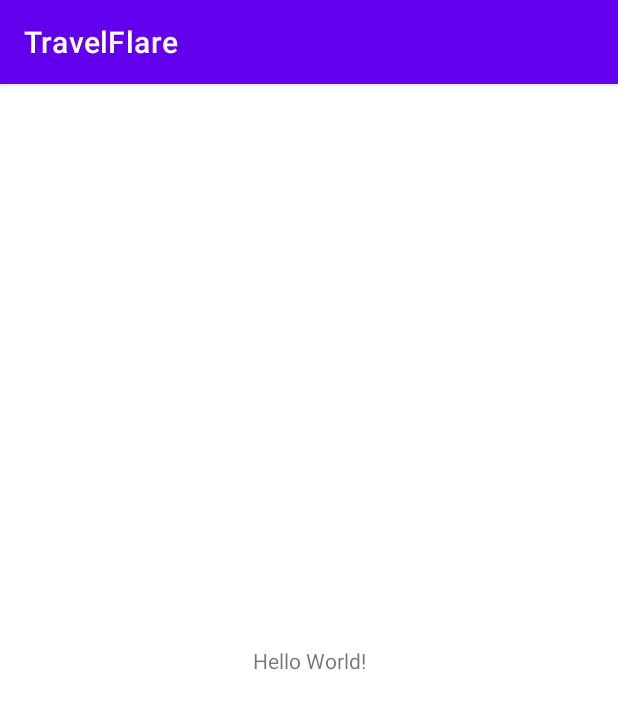
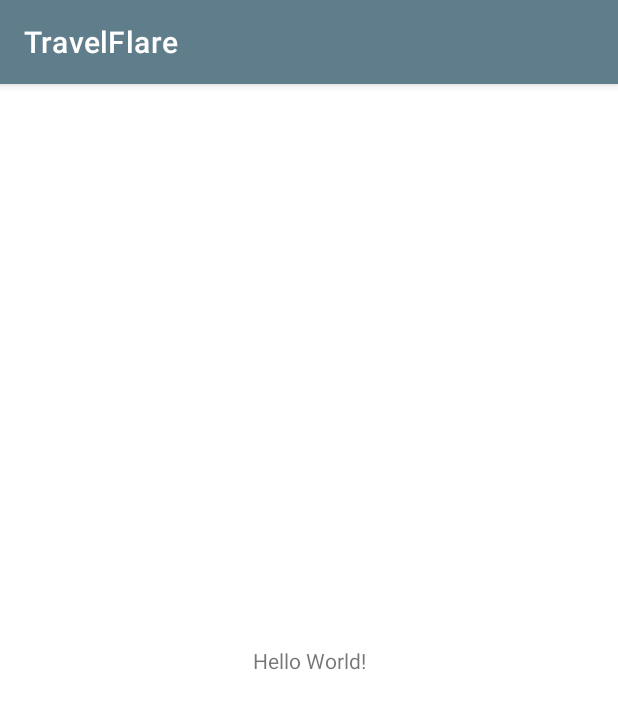
Before and after one commit to MasterProject12/Frontend, an Android app: the screen it shows after launch (MainActivity), on a phone screen of 412 x 824 dp. Shown: the top 709 px of the screen. Run offline under Robolectric (Android 15) with nearby library versions, the phone set to English and light mode, and no system bars.

Commit message:
Added app theme to the project

```diff
--- a/app/src/main/res/values-night/themes.xml
+++ b/app/src/main/res/values-night/themes.xml
@@ -2,12 +2,12 @@
     <!-- Base application theme. -->
     <style name="Theme.TravelFlare" parent="Theme.MaterialComponents.DayNight.DarkActionBar">
         <!-- Primary brand color. -->
-        <item name="colorPrimary">@color/purple_200</item>
-        <item name="colorPrimaryVariant">@color/purple_700</item>
+        <item name="colorPrimary">@color/colorPrimary</item>
+        <item name="colorPrimaryVariant">@color/colorPrimaryDark</item>
         <item name="colorOnPrimary">@color/black</item>
         <!-- Secondary brand color. -->
-        <item name="colorSecondary">@color/teal_200</item>
-        <item name="colorSecondaryVariant">@color/teal_200</item>
+        <item name="colorSecondary">@color/colorAccent</item>
+        <item name="colorSecondaryVariant">@color/colorPrimaryDark</item>
         <item name="colorOnSecondary">@color/black</item>
         <!-- Status bar color. -->
         <item name="android:statusBarColor" tools:targetApi="l">?attr/colorPrimaryVariant</item>
--- a/app/src/main/res/values/colors.xml
+++ b/app/src/main/res/values/colors.xml
@@ -1,10 +1,8 @@
 <?xml version="1.0" encoding="utf-8"?>
 <resources>
-    <color name="purple_200">#FFBB86FC</color>
-    <color name="purple_500">#FF6200EE</color>
-    <color name="purple_700">#FF3700B3</color>
-    <color name="teal_200">#FF03DAC5</color>
-    <color name="teal_700">#FF018786</color>
+    <color name="colorAccent">#B0BEC5</color>
+    <color name="colorPrimary">#607D8B</color>
+    <color name="colorPrimaryDark">#455A64</color>
     <color name="black">#FF000000</color>
     <color name="white">#FFFFFFFF</color>
 </resources>
--- a/app/src/main/res/values/themes.xml
+++ b/app/src/main/res/values/themes.xml
@@ -2,12 +2,12 @@
     <!-- Base application theme. -->
     <style name="Theme.TravelFlare" parent="Theme.MaterialComponents.DayNight.DarkActionBar">
         <!-- Primary brand color. -->
-        <item name="colorPrimary">@color/purple_500</item>
-        <item name="colorPrimaryVariant">@color/purple_700</item>
+        <item name="colorPrimary">@color/colorPrimary</item>
+        <item name="colorPrimaryVariant">@color/colorPrimaryDark</item>
         <item name="colorOnPrimary">@color/white</item>
         <!-- Secondary brand color. -->
-        <item name="colorSecondary">@color/teal_200</item>
-        <item name="colorSecondaryVariant">@color/teal_700</item>
+        <item name="colorSecondary">@color/colorAccent</item>
+        <item name="colorSecondaryVariant">@color/colorPrimaryDark</item>
         <item name="colorOnSecondary">@color/black</item>
         <!-- Status bar color. -->
         <item name="android:statusBarColor" tools:targetApi="l">?attr/colorPrimaryVariant</item>
```
